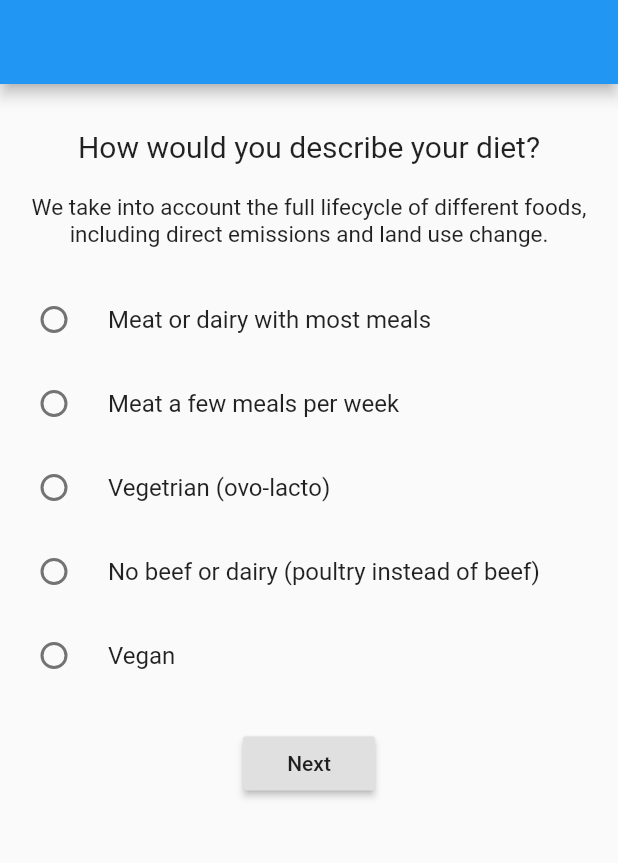
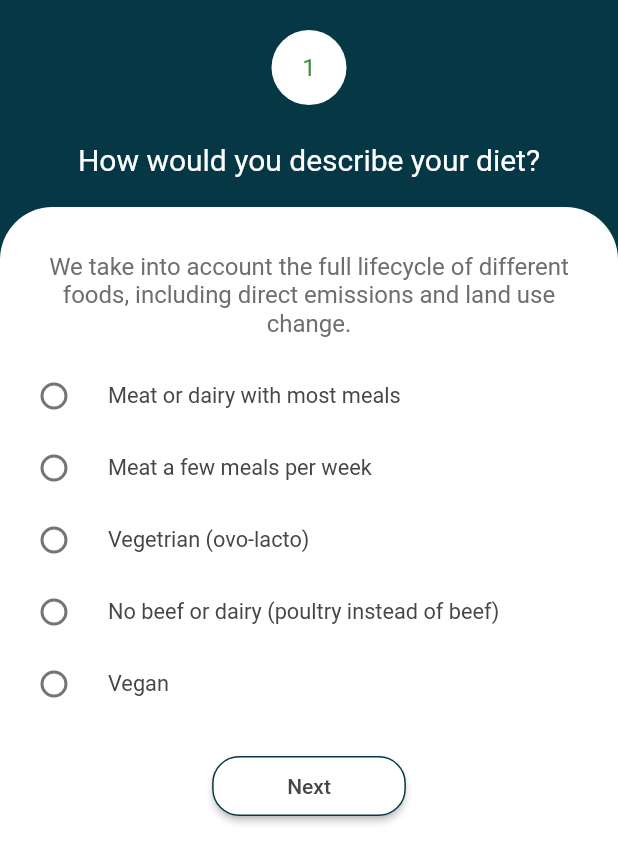
Before and after one commit to steevjames/Nirmaan-Project, a Flutter app: the Question screen opened directly, on a phone screen of 412 x 824 dp. Shown: the top 863 px of the screen. Run offline on Flutter 3.47's test engine with Material 2 defaults, Android fonts, the phone set to English and light mode, and no system bars; our stand-ins replace font_awesome_flutter, google_sign_in, introduction_screen; network calls fail.

Commit message:
UI for questions

```diff
--- a/lib/Questions/questions.dart
+++ b/lib/Questions/questions.dart
@@ -1,5 +1,9 @@
 import 'package:carbonfootprint/Components/alertDialog.dart';
+import 'package:carbonfootprint/Components/styling.dart';
+import 'package:carbonfootprint/Components/zeroHeightAppbar.dart';
 import 'package:flutter/material.dart';
+
+// Login & UI is mixed, edit carefully
 
 class Question extends StatefulWidget {
   @override
@@ -71,26 +75,73 @@ class _QuestionState extends State<Question> {
   @override
   Widget build(BuildContext context) {
     return Scaffold(
-      appBar: AppBar(),
-      body: Column(
+      backgroundColor: Colors.white,
+      // Zero height appbar: It avoids status bar
+      appBar: zeroHeightAppbar(),
+
+      body: SingleChildScrollView(
+        child: Column(
           children: [
-              SizedBox(height: 30),
-              Text(
+            Container(
+              color: primaryColor,
+              child: Padding(
+                padding:
+                    const EdgeInsets.symmetric(horizontal: 30, vertical: 20),
+                child: Column(
+                  crossAxisAlignment: CrossAxisAlignment.stretch,
+                  children: [
+                    CircleAvatar(
+                      backgroundColor: Colors.white,
+                      radius: 25,
+                      child: Text(
+                        (selectedIndex + 1).toString(),
+                      ),
+                    ),
+                    SizedBox(height: 25),
+                    Center(
+                      child: Text(
                         questions[selectedIndex]["question"],
-                style: TextStyle(fontSize: 20, color: Colors.black87),
+                        style: TextStyle(color: Colors.white, fontSize: 20),
                         textAlign: TextAlign.center,
                       ),
-              SizedBox(height: 20),
-              Text(
+                    ),
+                  ],
+                ),
+              ),
+            ),
+            Stack(
+              children: [
+                Container(
+                  height: 50,
+                  color: primaryColor,
+                ),
+                Container(
+                  decoration: BoxDecoration(
+                    color: Colors.white,
+                    borderRadius: BorderRadius.only(
+                      topLeft: Radius.circular(35),
+                      topRight: Radius.circular(35),
+                    ),
+                  ),
+                  child: Column(
+                    children: <Widget>[
+                          SizedBox(height: 30),
+                          Padding(
+                            padding: EdgeInsets.symmetric(horizontal: 25),
+                            child: Text(
                               questions[selectedIndex]["description"],
-                style: TextStyle(fontSize: 15, color: Colors.black87),
+                              style: TextStyle(
+                                  color: textColorLight, fontSize: 16),
                               textAlign: TextAlign.center,
                             ),
-              SizedBox(height: 20),
+                          ),
+                          SizedBox(height: 15),
                         ] +
                         List.generate(
                           questions[selectedIndex]["options"].length,
+                          // Generates list of Radio buttons
                           (index) => RadioListTile(
+                            dense: true,
                             value: index,
                             groupValue: selectedRadio,
                             onChanged: (option) {
@@ -98,15 +149,37 @@ class _QuestionState extends State<Question> {
                                 selectedRadio = option;
                               });
                             },
-                title:
-                    Text(questions[selectedIndex]["options"][index]["option"]),
+                            title: Text(
+                              questions[selectedIndex]["options"][index]
+                                  ["option"],
+                              style: TextStyle(
+                                color: textColor,
+                                fontSize: 14.5,
+                              ),
+                            ),
                           ),
                         ) +
                         [
                           SizedBox(height: 20),
                           RaisedButton(
+                            color: Colors.white,
+                            padding: EdgeInsets.symmetric(
+                              horizontal: 50,
+                              vertical: 12,
+                            ),
+                            shape: RoundedRectangleBorder(
+                              borderRadius: BorderRadius.circular(18.0),
+                              side: BorderSide(
+                                color: primaryColor,
+                              ),
+                            ),
                             child: Text(
-                  selectedIndex == questions.length - 1 ? "Submit" : "Next",
+                              selectedIndex == questions.length - 1
+                                  ? "Submit"
+                                  : "Next",
+                              style: TextStyle(
+                                color: textColor,
+                              ),
                             ),
                             onPressed: () {
                               // If last question
@@ -114,7 +187,8 @@ class _QuestionState extends State<Question> {
                                 alertDialog(
                                     text: "Total impact is " +
                                         (totalImpact +
-                                    questions[selectedIndex]["options"]
+                                                questions[selectedIndex]
+                                                        ["options"]
                                                     [selectedRadio]["impact"])
                                             .toString(),
                                     context: context);
@@ -122,24 +196,27 @@ class _QuestionState extends State<Question> {
                               // If not last question
                               else {
                                 if (selectedRadio == -1)
-                      alertDialog(text: "Select an option", context: context);
+                                  alertDialog(
+                                      text: "Select an option",
+                                      context: context);
                                 else
                                   setState(() {
-                        totalImpact += questions[selectedIndex]["options"]
-                            [selectedRadio]["impact"];
+                                    totalImpact += questions[selectedIndex]
+                                        ["options"][selectedRadio]["impact"];
                                     selectedIndex += 1;
                                     selectedRadio = -1;
                                   });
                               }
                             },
                           ),
-              // RaisedButton(
-              //   child: Text("Show value"),
-              //   onPressed: () {
-              //     print("Impact is $totalImpact");
-              //   },
-              // )
+                          SizedBox(height: 30),
                         ],
+                  ),
+                ),
+              ],
+            ),
+          ],
+        ),
       ),
     );
   }
--- a/lib/main.dart
+++ b/lib/main.dart
@@ -13,10 +13,10 @@ class MyApp extends StatelessWidget {
     return MaterialApp(
       title: 'Carbon Footprint Tracker',
       theme: ThemeData(
-        primarySwatch: Colors.blue,
+        primarySwatch: Colors.green,
         visualDensity: VisualDensity.adaptivePlatformDensity,
       ),
-      home: Question(),
+      home: NavigationBar(),
     );
   }
 }
```
Lines whose indentation alone changed are shown as unchanged.
